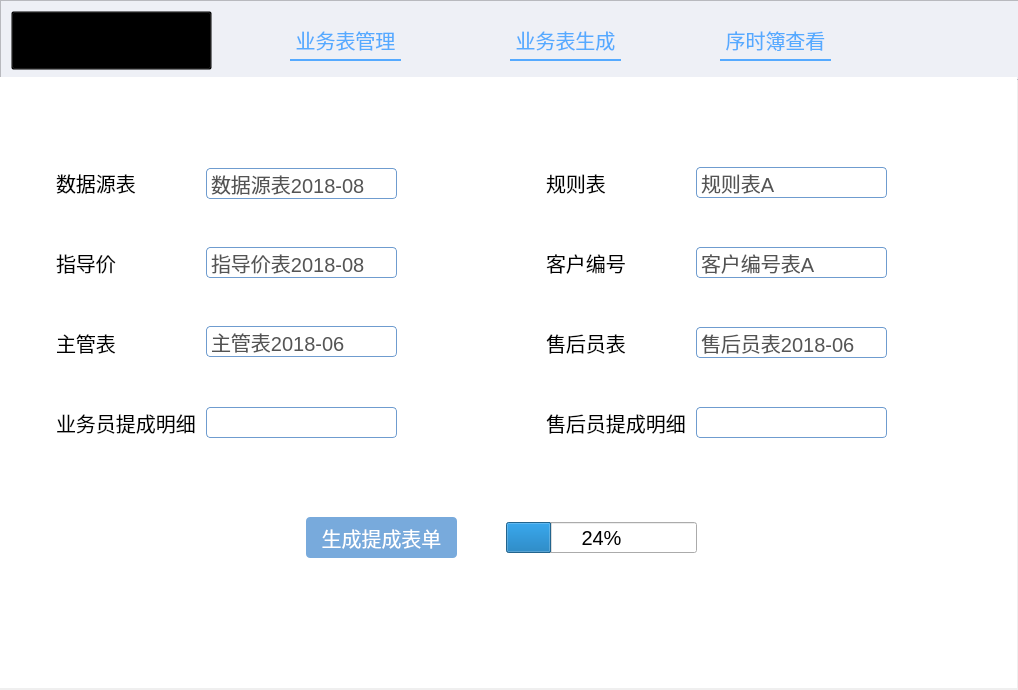
Qt form manage_widget.ui (Excel-Plugin/CommissionERP) before a commit.
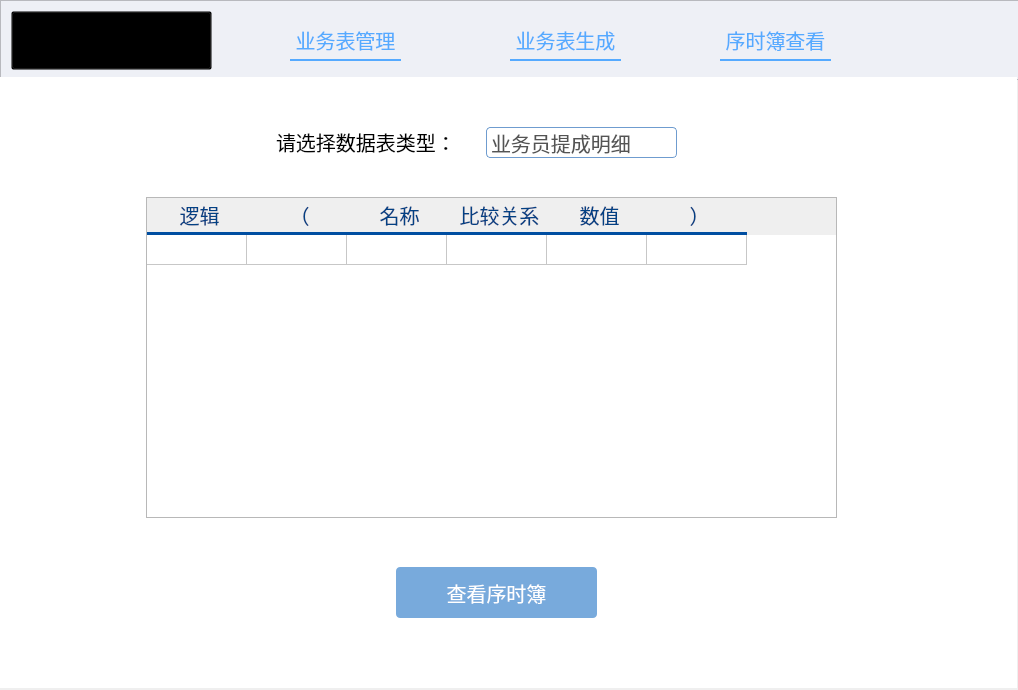
The same form after that commit. Icons and pictures are not drawn.

Commit message: 添加了序时簿查看的基础界面

Patch:
```diff
--- a/manage_widget.ui
+++ b/manage_widget.ui
@@ -29,7 +29,7 @@
     <string notr="true"/>
    </property>
    <property name="currentIndex">
-    <number>1</number>
+    <number>2</number>
    </property>
    <widget class="QWidget" name="page">
     <property name="styleSheet">
@@ -787,6 +787,201 @@
      </property>
     </widget>
    </widget>
+   <widget class="QWidget" name="page_3">
+    <property name="styleSheet">
+     <string notr="true">QWidget#page_3{
+	background: white;
+}
+QWidget{
+	font-size: 20px;
+	font-family: &quot;微软雅黑&quot;;
+}
+
+QComboBox {
+        height: 25px;
+        border-radius: 4px;
+        border: 1px solid rgb(111, 156, 207);
+        background: white;
+}
+QComboBox:enabled {
+        color: rgb(84, 84, 84);
+}
+QComboBox:!enabled {
+        color: rgb(80, 80, 80);
+}
+QComboBox:enabled:hover, QComboBox:enabled:focus {
+        color: rgb(51, 51, 51);
+}
+QComboBox::drop-down {
+        width: 20px;
+        border: none;
+        background: transparent;
+}
+QComboBox::drop-down:hover {
+        background: rgba(255, 255, 255, 30);
+}
+QComboBox::down-arrow {
+        image: url(:/White/arrowBottom);
+}
+QComboBox::down-arrow:on {
+        /**top: 1px;**/
+}
+QComboBox QAbstractItemView {
+        border: 1px solid rgb(111, 156, 207);
+        background: white;
+        outline: none;
+}
+QComboBox QAbstractItemView::item {
+        height: 25px;
+        color: rgb(73, 73, 73);
+}
+QComboBox QAbstractItemView::item:selected {
+        background: rgb(232, 241, 250);
+        color: rgb(2, 65, 132);
+}
+QLineEdit {
+        border-radius: 4px;
+        height: 25px;
+        border: 1px solid rgb(111, 156, 207);
+        background: white;
+}
+QLineEdit:enabled {
+        color: rgb(84, 84, 84);
+}
+QLineEdit:enabled:hover, QLineEdit:enabled:focus {
+        color: rgb(51, 51, 51);
+}
+QLineEdit:!enabled {
+        color: rgb(80, 80, 80);
+}
+QPushButton{
+        border-radius: 4px;
+        border: none;
+        width: 75px;
+        height: 25px;
+}
+QPushButton:enabled {
+        background: rgb(120, 170, 220);
+        color: white;
+}
+QPushButton:!enabled {
+        background: rgb(180, 180, 180);
+        color: white;
+}
+QPushButton:enabled:hover{
+        background: rgb(100, 160, 220);
+}
+QPushButton:enabled:pressed{
+        background: rgb(0, 78, 161);
+}
+QHeaderView::section:horizontal {
+        border: none;
+		border-bottom: 3px solid rgb(0, 78, 161);
+        color: rgb(2, 65, 132);
+        background: transparent;
+        padding-left: 5px;
+}</string>
+    </property>
+    <widget class="QLabel" name="label_10">
+     <property name="geometry">
+      <rect>
+       <x>280</x>
+       <y>39</y>
+       <width>181</width>
+       <height>51</height>
+      </rect>
+     </property>
+     <property name="text">
+      <string>请选择数据表类型：</string>
+     </property>
+    </widget>
+    <widget class="QComboBox" name="dataSourceComboBox_3">
+     <property name="geometry">
+      <rect>
+       <x>490</x>
+       <y>50</y>
+       <width>191</width>
+       <height>31</height>
+      </rect>
+     </property>
+     <item>
+      <property name="text">
+       <string>业务员提成明细</string>
+      </property>
+     </item>
+     <item>
+      <property name="text">
+       <string>售后员提成明细</string>
+      </property>
+     </item>
+    </widget>
+    <widget class="QPushButton" name="pushButton_2">
+     <property name="geometry">
+      <rect>
+       <x>400</x>
+       <y>490</y>
+       <width>201</width>
+       <height>51</height>
+      </rect>
+     </property>
+     <property name="text">
+      <string>查看序时簿</string>
+     </property>
+    </widget>
+    <widget class="QTableWidget" name="tableWidget_2">
+     <property name="geometry">
+      <rect>
+       <x>150</x>
+       <y>120</y>
+       <width>691</width>
+       <height>321</height>
+      </rect>
+     </property>
+     <attribute name="verticalHeaderVisible">
+      <bool>false</bool>
+     </attribute>
+     <row>
+      <property name="text">
+       <string>1</string>
+      </property>
+     </row>
+     <column>
+      <property name="text">
+       <string>逻辑</string>
+      </property>
+     </column>
+     <column>
+      <property name="text">
+       <string>（</string>
+      </property>
+     </column>
+     <column>
+      <property name="text">
+       <string>名称</string>
+      </property>
+     </column>
+     <column>
+      <property name="text">
+       <string>比较关系</string>
+      </property>
+     </column>
+     <column>
+      <property name="text">
+       <string>数值</string>
+      </property>
+     </column>
+     <column>
+      <property name="text">
+       <string>）</string>
+      </property>
+     </column>
+     <item row="0" column="0">
+      <property name="text">
+       <string/>
+      </property>
+     </item>
+    </widget>
+   </widget>
   </widget>
   <widget class="QPushButton" name="logoLabelPushButton">
    <property name="geometry">
```
